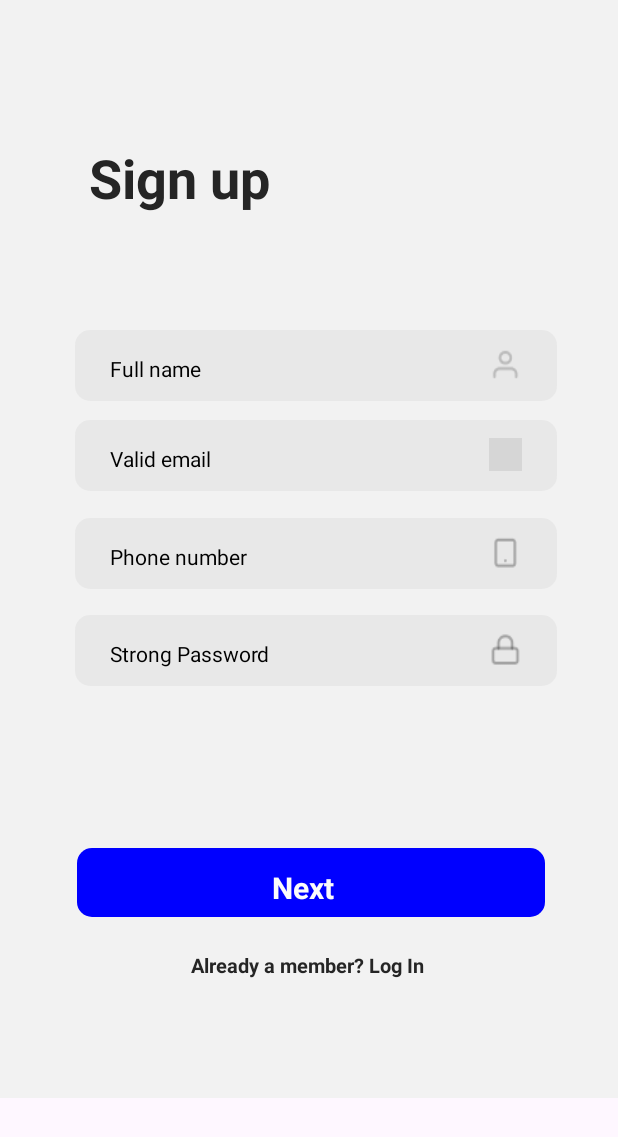
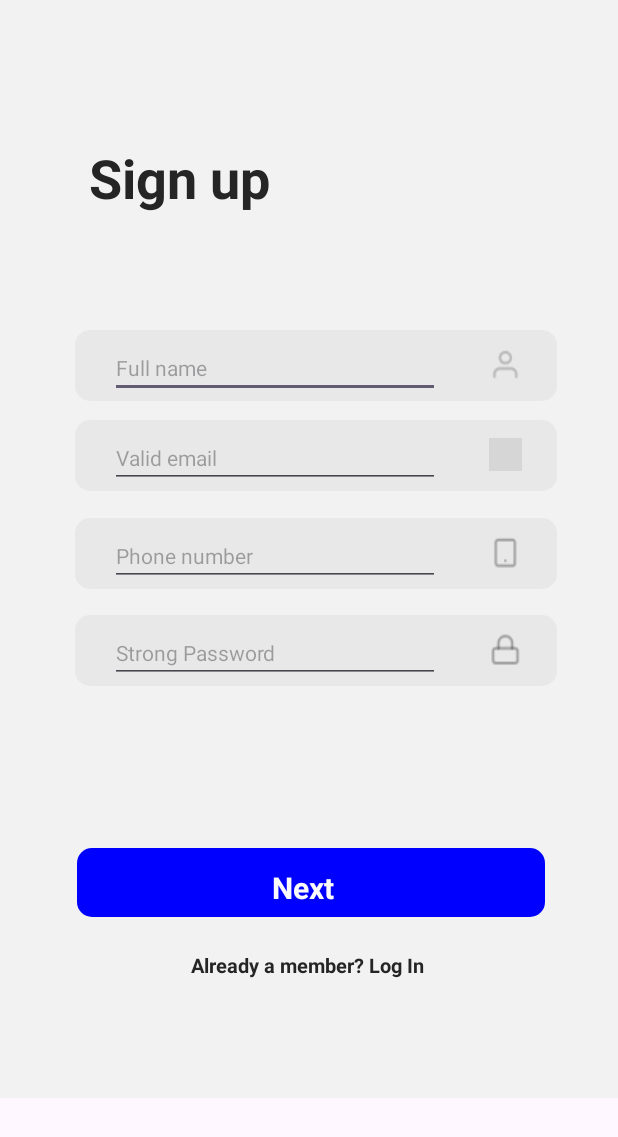
Before and after one commit to huydong0210/EShop, an Android app: the SignUpActivity screen opened directly, with no data from a screen before it, on a phone screen of 412 x 824 dp. Shown: the top 1137 px of the screen. Run offline under Robolectric (Android 15) with nearby library versions, the phone set to English and light mode, and no system bars; network calls fail; 4 statements that could not run were skipped; grey boxes are pictures that could not be loaded.

Commit message:
Update interface

```diff
--- a/EShopFE/app/src/main/res/layout/activity_sign_up.xml
+++ b/EShopFE/app/src/main/res/layout/activity_sign_up.xml
@@ -49,15 +49,15 @@
                     android:layout_width="321dp"
                     android:layout_height="47dp" />
 
-                <TextView
+                <EditText
                     android:id="@+id/editTextSignUpUsername"
-                    android:textSize="14sp"
+                    android:layout_width="220dp"
+                    android:layout_height="40dp"
+                    android:layout_marginLeft="23.54dp"
+                    android:layout_marginTop="5dp"
+                    android:hint="@string/full_name_string"
                     android:textColor="@color/full_name_color"
-                    android:layout_marginLeft="23.54dp"
-                    android:layout_marginTop="15.98dp"
-                    android:layout_width="81dp"
-                    android:layout_height="28dp"
-                    android:text="@string/full_name_string" />
+                    android:textSize="14sp" />
 
                 <RelativeLayout
                     android:layout_width="22dp"
@@ -82,15 +82,15 @@
                     android:layout_width="321dp"
                     android:layout_height="47dp" />
 
-                <TextView
+                <EditText
                     android:id="@+id/editTextSignUpEmail"
-                    android:textSize="14sp"
+                    android:layout_width="220dp"
+                    android:layout_height="40dp"
+                    android:layout_marginLeft="23.54dp"
+                    android:layout_marginTop="5dp"
+                    android:hint="@string/valid_email_string"
                     android:textColor="@color/full_name_color"
-                    android:layout_marginLeft="23.54dp"
-                    android:layout_marginTop="15.98dp"
-                    android:layout_width="81dp"
-                    android:layout_height="28dp"
-                    android:text="@string/valid_email_string" />
+                    android:textSize="14sp" />
 
                 <RelativeLayout
                     android:id="@+id/user"
@@ -116,13 +116,13 @@
                     android:layout_width="321dp"
                     android:layout_height="47dp" />
 
-                <TextView
+                <EditText
                     android:id="@+id/editTextSignUpPhone"
-                    android:layout_width="wrap_content"
-                    android:layout_height="wrap_content"
+                    android:layout_height="40dp"
+                    android:layout_width="220dp"
                     android:layout_marginLeft="23.54dp"
-                    android:layout_marginTop="15.98dp"
-                    android:text="@string/phone_number_string"
+                    android:layout_marginTop="5dp"
+                    android:hint="@string/phone_number_string"
                     android:textColor="@color/full_name_color"
                     android:textSize="14sp" />
 
@@ -148,13 +148,13 @@
                     android:layout_width="321dp"
                     android:layout_height="47dp" />
 
-                <TextView
+                <EditText
                     android:id="@+id/editTextSignUpPassword"
-                    android:layout_width="122dp"
-                    android:layout_height="wrap_content"
+                    android:layout_height="40dp"
+                    android:layout_width="220dp"
                     android:layout_marginLeft="23.54dp"
-                    android:layout_marginTop="15.98dp"
-                    android:text="@string/strong_password_string"
+                    android:layout_marginTop="5dp"
+                    android:hint="@string/strong_password_string"
                     android:textColor="@color/full_name_color"
                     android:textSize="14sp" />
 
```
